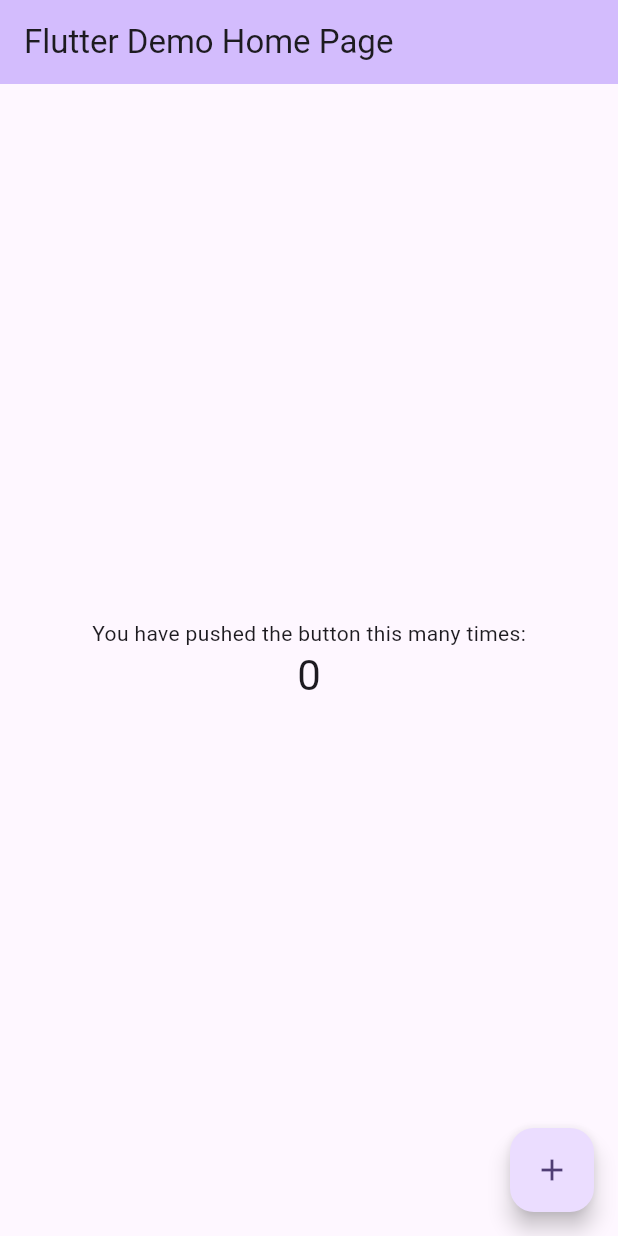
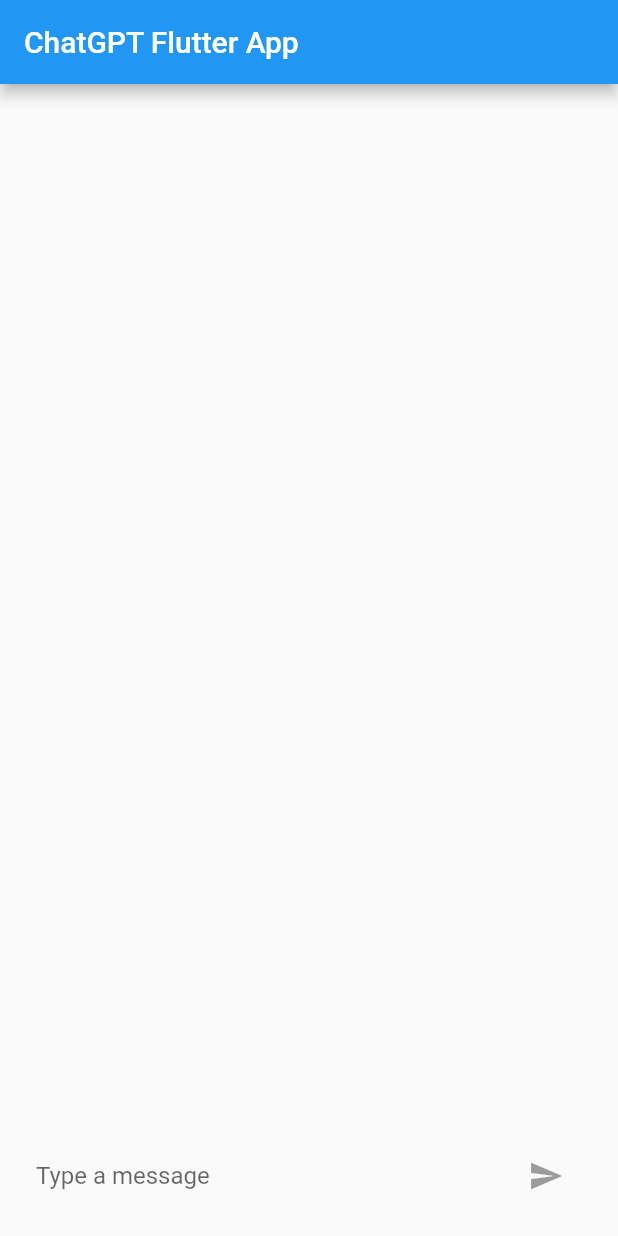
Before and after one commit to muhammadmontasir/flutter-chatGPT, a Flutter app: the screen it shows after launch, on a phone screen of 412 x 824 dp. Run offline on Flutter 3.47's test engine with Material 2 defaults, Android fonts, the phone set to English and light mode, and no system bars; our stand-ins replace flutter_riverpod, freezed_annotation, get_it.

Commit message:
create chat page, and add message box

```diff
--- a/lib/main.dart
+++ b/lib/main.dart
@@ -1,7 +1,11 @@
 import 'package:flutter/material.dart';
+import 'package:practice/repository/chat_repository.dart';
+import 'package:practice/ui/chat_page.dart';
+import 'package:flutter_riverpod/flutter_riverpod.dart';
 
 void main() {
-  runApp(const MyApp());
+  injector.registerLazySingleton<ChatRepository>(() => ChatRepository());
+  runApp(ProviderScope(child: const MyApp()));
 }
 
 class MyApp extends StatelessWidget {
@@ -11,115 +15,7 @@ class MyApp extends StatelessWidget {
   @override
   Widget build(BuildContext context) {
     return MaterialApp(
-      title: 'Flutter Demo',
-      theme: ThemeData(
-        // This is the theme of your application.
-        //
-        // TRY THIS: Try running your application with "flutter run". You'll see
-        // the application has a blue toolbar. Then, without quitting the app,
-        // try changing the seedColor in the colorScheme below to Colors.green
-        // and then invoke "hot reload" (save your changes or press the "hot
-        // reload" button in a Flutter-supported IDE, or press "r" if you used
-        // the command line to start the app).
-        //
-        // Notice that the counter didn't reset back to zero; the application
-        // state is not lost during the reload. To reset the state, use hot
-        // restart instead.
-        //
-        // This works for code too, not just values: Most code changes can be
-        // tested with just a hot reload.
-        colorScheme: ColorScheme.fromSeed(seedColor: Colors.deepPurple),
-        useMaterial3: true,
-      ),
-      home: const MyHomePage(title: 'Flutter Demo Home Page'),
+      home: ChatPage(),
     );
   }
 }
-
-class MyHomePage extends StatefulWidget {
-  const MyHomePage({super.key, required this.title});
-
-  // This widget is the home page of your application. It is stateful, meaning
-  // that it has a State object (defined below) that contains fields that affect
-  // how it looks.
-
-  // This class is the configuration for the state. It holds the values (in this
-  // case the title) provided by the parent (in this case the App widget) and
-  // used by the build method of the State. Fields in a Widget subclass are
-  // always marked "final".
-
-  final String title;
-
-  @override
-  State<MyHomePage> createState() => _MyHomePageState();
-}
-
-class _MyHomePageState extends State<MyHomePage> {
-  int _counter = 0;
-
-  void _incrementCounter() {
-    setState(() {
-      // This call to setState tells the Flutter framework that something has
-      // changed in this State, which causes it to rerun the build method below
-      // so that the display can reflect the updated values. If we changed
-      // _counter without calling setState(), then the build method would not be
-      // called again, and so nothing would appear to happen.
-      _counter++;
-    });
-  }
-
-  @override
-  Widget build(BuildContext context) {
-    // This method is rerun every time setState is called, for instance as done
-    // by the _incrementCounter method above.
-    //
-    // The Flutter framework has been optimized to make rerunning build methods
-    // fast, so that you can just rebuild anything that needs updating rather
-    // than having to individually change instances of widgets.
-    return Scaffold(
-      appBar: AppBar(
-        // TRY THIS: Try changing the color here to a specific color (to
-        // Colors.amber, perhaps?) and trigger a hot reload to see the AppBar
-        // change color while the other colors stay the same.
-        backgroundColor: Theme.of(context).colorScheme.inversePrimary,
-        // Here we take the value from the MyHomePage object that was created by
-        // the App.build method, and use it to set our appbar title.
-        title: Text(widget.title),
-      ),
-      body: Center(
-        // Center is a layout widget. It takes a single child and positions it
-        // in the middle of the parent.
-        child: Column(
-          // Column is also a layout widget. It takes a list of children and
-          // arranges them vertically. By default, it sizes itself to fit its
-          // children horizontally, and tries to be as tall as its parent.
-          //
-          // Column has various properties to control how it sizes itself and
-          // how it positions its children. Here we use mainAxisAlignment to
-          // center the children vertically; the main axis here is the vertical
-          // axis because Columns are vertical (the cross axis would be
-          // horizontal).
-          //
-          // TRY THIS: Invoke "debug painting" (choose the "Toggle Debug Paint"
-          // action in the IDE, or press "p" in the console), to see the
-          // wireframe for each widget.
-          mainAxisAlignment: MainAxisAlignment.center,
-          children: <Widget>[
-            const Text(
-              'You have pushed the button this many times:',
-            ),
-            Text(
-              '$_counter',
-              style: Theme.of(context).textTheme.headlineMedium,
-            ),
-          ],
-        ),
-      ),
-      floatingActionButton: FloatingActionButton(
-        onPressed: _incrementCounter,
-        tooltip: 'Increment',
-        child: const Icon(Icons.add),
-      ), // This trailing comma makes auto-formatting nicer for build methods.
-    );
-  }
-}
--- a/lib/repository/chat_repository.dart
+++ b/lib/repository/chat_repository.dart
@@ -11,13 +11,15 @@ class ChatRepository {
       'Content-Type': 'application/json',
       'Authorization': 'Bearer $openAIAPIKey'
     };
+    print(headers);
     final data = {
       'prompt': question,
-      'model': 'test-davinci-002',
+      'model': 'text-davinci-002',
       'temperature': 0.5,
       'max_tokens': 50
     };
-    final response = await http.post(url, headers: headers, body: jsonEncode(data));
+    final response = await http.post(
+        url, headers: headers, body: jsonEncode(data));
     if (response.statusCode == 200) {
       final jsonData = jsonDecode(response.body);
       final text = jsonData['choices'][0]['text'];
--- a/lib/ui/chat_page.dart
+++ b/lib/ui/chat_page.dart
@@ -0,0 +1,63 @@
+import 'package:practice/repository/chat_repository.dart';
+import 'package:practice/ui/chat_page_view_model.dart';
+import 'package:practice/widgets/message_bubble.dart';
+import 'package:flutter/material.dart';
+import 'package:flutter_riverpod/flutter_riverpod.dart';
+import 'package:get_it/get_it.dart';
+import '../widgets/message_input_box.dart';
+
+import 'chat_page_state.dart';
+
+GetIt injector = GetIt.instance;
+final chatProvider =
+    StateNotifierProvider.autoDispose<ChatPageViewModel, ChatPageState>(
+            (ref) => ChatPageViewModel(
+                chatRepository: injector.get<ChatRepository>(),
+            )
+    );
+
+class ChatPage extends ConsumerStatefulWidget {
+  const ChatPage({Key? key}) : super(key: key);
+
+  @override
+  ConsumerState<ChatPage> createState() => _ChatPageState();
+}
+
+class _ChatPageState extends ConsumerState<ChatPage> {
+  @override
+  Widget build(BuildContext context) {
+    final state = ref.watch(chatProvider);
+    final viewModel = ref.read(chatProvider.notifier);
+
+    return Scaffold(
+      appBar: AppBar(
+        title: const Text('ChatGPT Flutter App'),
+      ),
+      body: Padding(
+        padding: const EdgeInsets.all(16),
+        child: Column(
+          children: [
+            Container(),
+            Expanded(
+                child: ListView(
+                  children: [
+                    ...state.messages.map(
+                          (msg) => ChatBubble(
+                              message: msg.text,
+                              isSentByMe: msg.isUserText
+                          ),
+                    ),
+                  ],
+                ),
+            ),
+            MessageInputBox(
+                onSend: (question) async {
+                  await viewModel.askQuestion(question: question);
+                }
+            ),
+          ],
+        ),
+      ),
+    );
+  }
+}
--- a/lib/ui/chat_page_state.dart
+++ b/lib/ui/chat_page_state.dart
@@ -1,4 +1,7 @@
-@freeezed
+import 'package:freezed_annotation/freezed_annotation.dart';
+part 'chat_page_state.freezed.dart';
+
+@freezed
 class ChatPageState with _$ChatPageState {
   factory ChatPageState({
       @Default([]) List<Message> messages,
--- /dev/null
+++ b/lib/widgets/message_input_box.dart
@@ -0,0 +1,57 @@
+import 'package:flutter/material.dart';
+
+class MessageInputBox extends StatefulWidget{
+  final Function(String) onSend;
+
+  const MessageInputBox({Key? key, required this.onSend}): super(key: key);
+
+  @override
+  State<MessageInputBox> createState() => _MessageInputBoxState();
+}
+
+class _MessageInputBoxState extends State<MessageInputBox> {
+  final TextEditingController _textController = TextEditingController();
+
+  bool _isComposing = false;
+
+  @override
+  Widget build(BuildContext context) {
+    return Container(
+      padding: const EdgeInsets.symmetric(horizontal: 8.0),
+      child: Row(
+        children: [
+          Expanded(
+              child: TextField(
+                controller: _textController,
+                decoration: const InputDecoration.collapsed(
+                  hintText: 'Type a message',
+                ),
+                onChanged: (String text) {
+                  setState(() {
+                    _isComposing = text.isNotEmpty;
+                  });
+                },
+                onSubmitted: _handleSubmit,
+              ),
+          ),
+          IconButton(
+            icon: const Icon(Icons.send),
+            onPressed:
+              _isComposing ? () => _handleSubmit(_textController.text) : null,
+          ),
+        ],
+      ),
+    );
+  }
+
+  void _handleSubmit(String text) {
+    if (text.trim().isEmpty) return;
+
+    widget.onSend(text);
+    _textController.clear();
+
+    setState(() {
+      _isComposing = false;
+    });
+  }
+}
```
Also changed, not shown: lib/ui/chat_page_view_model.dart (added, +29 -0 lines), lib/widgets/message_bubble.dart (added, +38 -0 lines), lib/ui/chat_page_state.freezed.dart (added).
